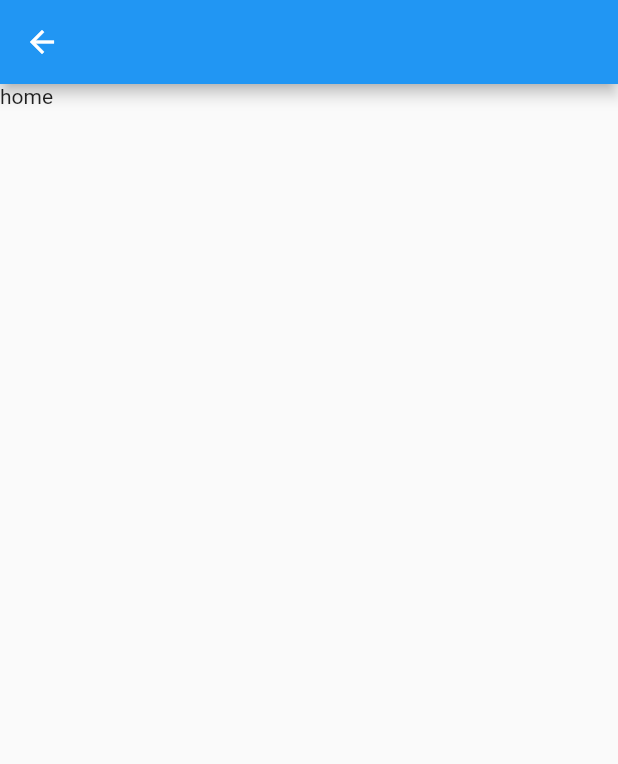
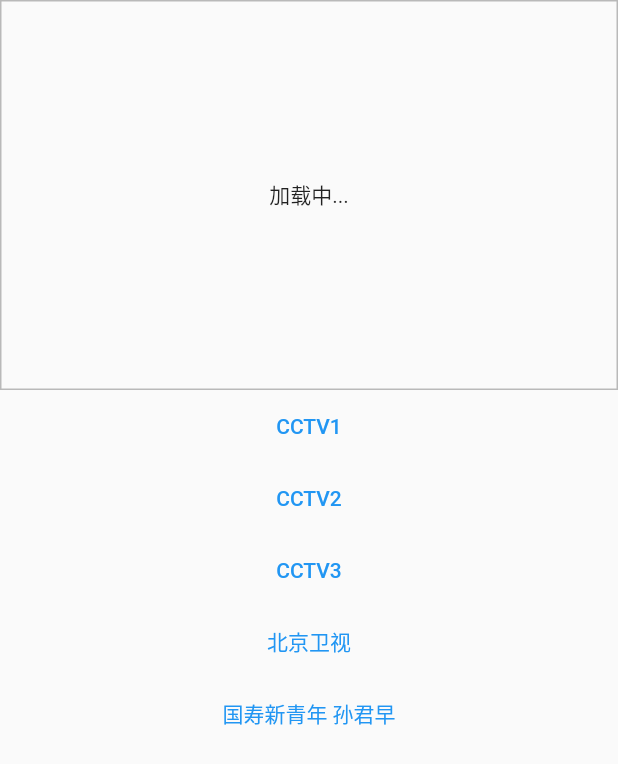
Before and after one commit to jkhuangfu/flutter_study, a Flutter app: the HomePage screen opened by its route, on a phone screen of 412 x 824 dp. Shown: the top 764 px of the screen. Run offline on Flutter 3.47's test engine with Material 2 defaults, Android fonts, the phone set to English and light mode, and no system bars; our stand-ins replace dio, wakelock; missing offline and left inert: fijkplayer.

Commit message:
视频播放(直播&mp4)

```diff
--- a/lib/pages/home_page.dart
+++ b/lib/pages/home_page.dart
@@ -1,4 +1,9 @@
+import 'dart:ui';
+import 'package:flutter/gestures.dart';
 import 'package:flutter/material.dart';
+import 'package:fijkplayer/fijkplayer.dart';
+import 'package:flutter_study/widgets/tv_list.dart';
+import 'package:wakelock/wakelock.dart';
 
 class HomePage extends StatefulWidget {
   HomePage({Key key}) : super(key: key);
@@ -8,11 +13,123 @@ class HomePage extends StatefulWidget {
 }
 
 class _HomePageState extends State<HomePage> {
+  final FijkPlayer player = FijkPlayer();
+
+  // 手势控件
+  TapGestureRecognizer _tapGesture;
+
+  String url = 'http://ivi.bupt.edu.cn/hls/cctv1hd.m3u8';
+
+  List<Map<String, String>> videoUrl = [
+    {'title': 'CCTV1', 'url': 'http://ivi.bupt.edu.cn/hls/cctv1hd.m3u8'},
+    {'title': 'CCTV2', 'url': 'http://ivi.bupt.edu.cn/hls/cctv2hd.m3u8'},
+    {'title': 'CCTV3', 'url': 'http://ivi.bupt.edu.cn/hls/cctv3hd.m3u8'},
+    {'title': '北京卫视', 'url': 'http://ivi.bupt.edu.cn/hls/btv1hd.m3u8'},
+    {
+      "title": "国寿新青年 孙君早",
+      "url":
+          "https://oss.jxbrty.com/lejian/web-app/app/assets/activity/ai-cloud-interview/广东中山孙君早.mp4"
+    },
+  ];
+
+  @override
+  void initState() {
+    initializePlayer();
+    _tapGesture = TapGestureRecognizer();
+    player?.addListener(() {
+      if (player.state == FijkState.paused) {
+        Wakelock.disable();
+        print(
+            '=================================================================暂停了');
+      } else if (player.state == FijkState.started) {
+        print(
+            '=================================================================开始了');
+        Wakelock.enable();
+      }
+      setState(() {});
+    });
+    Wakelock.enable();
+    super.initState();
+  }
+
+  @override
+  void dispose() {
+    player.release();
+    Wakelock.disable();
+    super.dispose();
+  }
+
+  Future<void> initializePlayer() async {
+    await player.setDataSource(url, autoPlay: true);
+
+    FijkVolume.setUIMode(FijkVolume.alwaysShowUI);
+    setState(() {});
+  }
+
+  /// 更改视频源
+  void setUrl(String url) async {
+    // 重置播放器
+    await player.reset();
+    // 重置视频源
+    await player.setDataSource(url, autoPlay: true);
+
+    setState(() {});
+  }
+
+  Widget buildGrid() {
+    List<Widget> buttons = []; //先建一个数组用于存放循环生成的widget
+    Widget content; //单独一个widget组件，用于返回需要生成的内容widget
+    for (var item in videoUrl) {
+      buttons.add(TextButton(
+          onPressed: () {
+            print(item['url']);
+            setUrl(item['url']);
+          },
+          child: Text(item['title'])));
+    }
+    content = new Column(children: buttons);
+    return content;
+  }
+
   @override
   Widget build(BuildContext context) {
+    print(MediaQueryData.fromWindow(window));
     return Scaffold(
-      appBar: AppBar(),
-      body: Text('home'),
+      // appBar: AppBar(
+      //   title: Text('Video demo'),
+      // ),
+      body: Container(
+        width: MediaQuery.of(context).size.width,
+        height: MediaQuery.of(context).size.height,
+        child: Column(
+          children: [
+            Center(
+              child: player.isPlayable()
+                  ? FijkView(
+                      width: MediaQuery.of(context).size.width,
+                      height: 260.00,
+                      player: player,
+                      color: Colors.black,
+                      fit: FijkFit.ar16_9)
+                  : Container(
+                      width: MediaQuery.of(context).size.width,
+                      height: 260.00,
+                      decoration: BoxDecoration(
+                          border: Border.all(width: 1, color: Colors.black26)),
+                      child: Center(
+                        child: Text('加载中...'),
+                      ),
+                    ),
+            ),
+            buildGrid(),
+            // Container(
+            //     height: MediaQuery.of(context).size.height - 260 - 20,
+            //     // MediaQuery.of(context).padding.top,
+            //     color: Colors.white,
+            //     child: tvList())
+          ],
+        ),
+      ),
     );
   }
 }
--- a/lib/widgets/widget.dart
+++ b/lib/widgets/widget.dart
@@ -1,3 +1,4 @@
 library diy_widget;
 
 export './input.dart';
+export './tv_list.dart';
--- a/pubspec.yaml
+++ b/pubspec.yaml
@@ -32,6 +32,8 @@ dependencies:
   flutter_screenutil: ^4.0.4+1
   dio: ^4.0.0
   json_serializable: ^4.1.0
+  fijkplayer: ^0.8.7
+  wakelock: ^0.5.0+2
 
 dev_dependencies:
   flutter_test:
```
Also changed, not shown: lib/pages/login_page.dart (+8 -8 lines), lib/widgets/tv_list.dart (added, +68 -0 lines), pubspec.lock, 4 other files.
